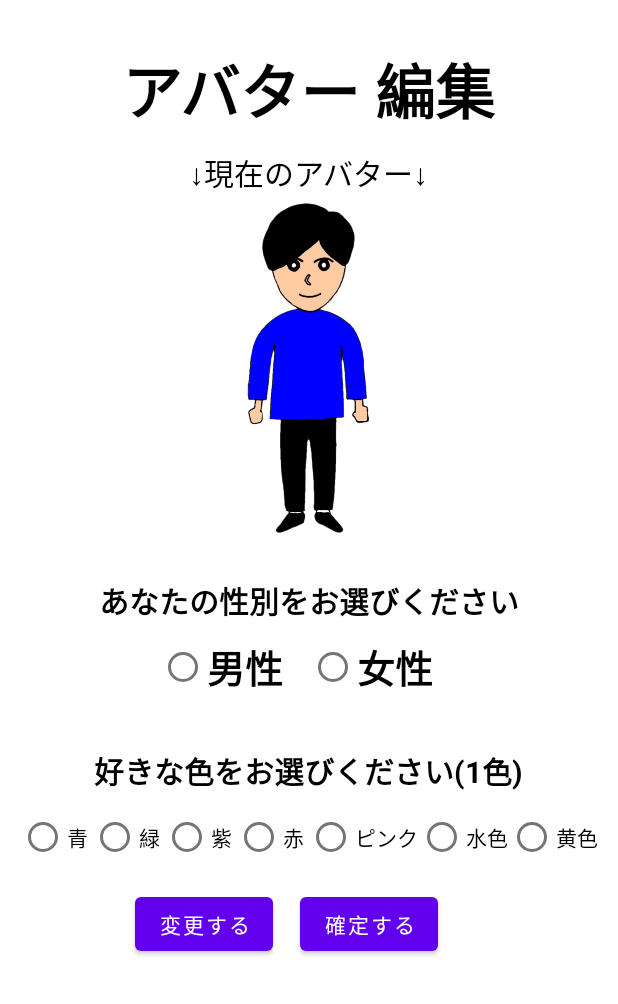
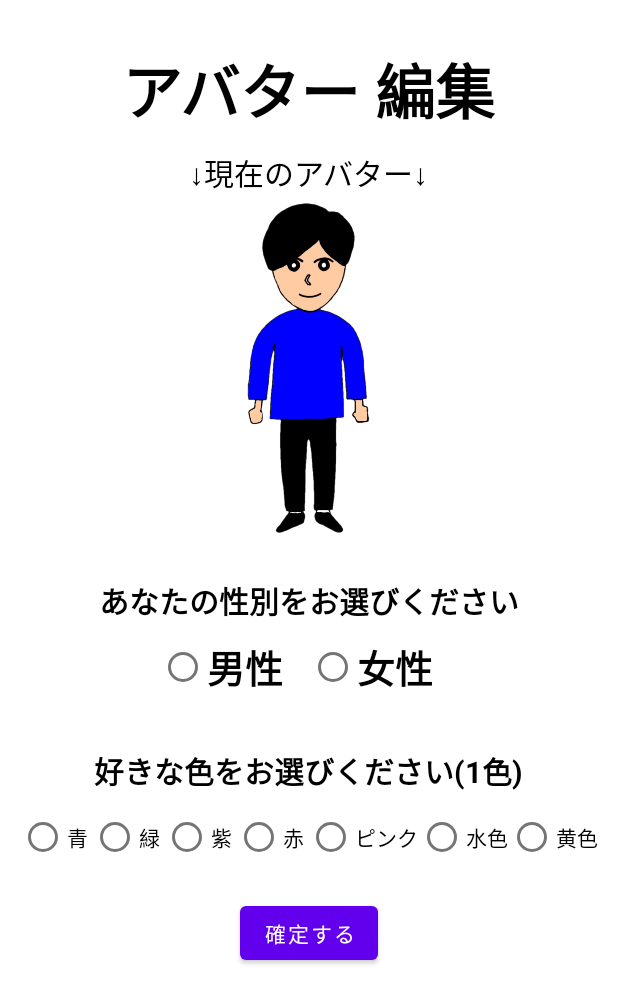
Before and after one commit to KeitoFurusawa/Oldiary, an Android app: the layout activity_avatar_make.xml on its own in the app's theme, with its tools: preview values and no code run, on a phone screen of 412 x 824 dp. Shown: the top 1004 px of the screen. Run offline under Robolectric (Android 15) with nearby library versions, the phone set to English and light mode, and no system bars; Roboto replaces fonts that are not available here.

Commit message:
アバター編集機能実装完了

```diff
--- a/app/src/main/java/com/example/oldiary/EditProfileActivity.java
+++ b/app/src/main/java/com/example/oldiary/EditProfileActivity.java
@@ -137,7 +137,7 @@ public class EditProfileActivity extends AppCompatActivity {
         //Button btnCancel = findViewById(R.id.cancel);
         Button btnChose = findViewById(R.id.buttonChoseContent);
         Button btnConfirm = findViewById(R.id.confirm);
-        /**
+        /** 戻るボタン
         btnCancel.setOnClickListener(v -> {
             new AlertDialog.Builder(EditProfileActivity.this)
                     .setTitle("注意")
--- a/app/src/main/res/layout/activity_avatar_make.xml
+++ b/app/src/main/res/layout/activity_avatar_make.xml
@@ -152,24 +152,14 @@
     </RadioGroup>
 
 
-        <Button
-            android:id="@+id/decide"
-            android:layout_width="wrap_content"
-            android:layout_height="wrap_content"
-            android:text="変更する"
-            android:onClick="onClick"
-            android:layout_below="@+id/choice2"
-            android:layout_marginTop="10dp"
-            android:layout_marginStart="90dp"/>
-
     <Button
         android:id="@+id/keep"
         android:layout_width="wrap_content"
         android:layout_height="wrap_content"
-        android:text="確定する"
+        android:layout_below="@+id/choice2"
+        android:layout_centerHorizontal="true"
+        android:layout_marginTop="16dp"
         android:onClick="onClick2"
-        android:layout_below="@+id/choice2"
-        android:layout_marginTop="10dp"
-        android:layout_marginStart="200dp"/>
+        android:text="確定する" />
 
 </RelativeLayout>
```
Also changed, not shown: app/src/main/java/com/example/oldiary/AvatarMakeActivity.java (+125 -3 lines).
